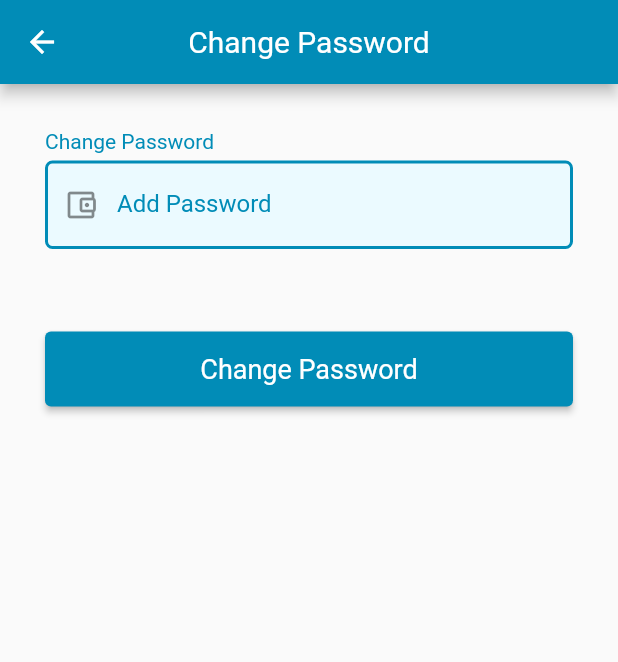
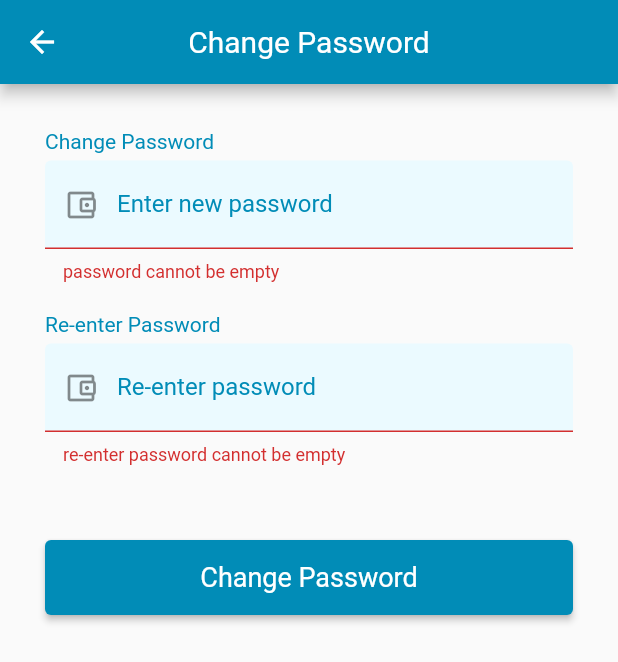
Before and after one commit to SEP-S5-Smart-Travel-Itinerary/FrontEnd_Flutter, a Flutter app: the ChangePwd screen opened directly, after a tap on "Change Password", on a phone screen of 412 x 824 dp. Shown: the top 662 px of the screen. Run offline on Flutter 3.47's test engine with Material 2 defaults, Android fonts, the phone set to English and light mode, and no system bars; our stand-ins replace firebase_core, flutter_datetime_picker, flutter_keyboard_visibility, flutter_local_notifications, flutter_rating_bar, fluttertoast and 10 more; missing offline and left inert: date_range_form_field, time_range; accounts and stored records are empty.

```diff
--- a/lib/widgets/changeName.dart
+++ b/lib/widgets/changeName.dart
@@ -17,6 +17,7 @@ class ChangeName extends StatefulWidget {
 
 class _ChangeNameState extends State<ChangeName> {
   String _title = "";
+  GlobalKey<FormState> _formkey1 = GlobalKey<FormState>();
 
   @override
   Widget build(BuildContext context) {
@@ -28,6 +29,8 @@ class _ChangeNameState extends State<ChangeName> {
         ),
         body: SingleChildScrollView(
           padding: const EdgeInsets.symmetric(horizontal: 30.0),
+          child: Form(
+            key: _formkey1,
             child: Column(
               mainAxisAlignment: MainAxisAlignment.spaceEvenly,
               crossAxisAlignment: CrossAxisAlignment.stretch,
@@ -62,6 +65,13 @@ class _ChangeNameState extends State<ChangeName> {
                       borderSide: BorderSide(color: PrimaryColor, width: 2),
                     ),
                   ),
+                  validator: (_val) {
+                    if (_val == "") {
+                      return "new username cannot be empty";
+                    } else {
+                      return null;
+                    }
+                  },
                   onChanged: (String? value) {
                     setState(() {
                       this._title = value!;
@@ -74,17 +84,22 @@ class _ChangeNameState extends State<ChangeName> {
                   height: 25.0,
                 ),
 
-
-
                 SizedBox(
                   height: 30,
                 ),
 
                 ElevatedButton(
                   onPressed: () {
-                  changeUsername(_title).then((value) => Navigator.push(
+                    if (_formkey1.currentState!.validate()) {
+                      changeUsername(_title).then((value) =>
+                          Navigator.pushReplacement(
                               context,
-                    MaterialPageRoute(builder: (context) => ChangeName(text: "Successfully Changed"))));
+                              MaterialPageRoute(
+                                  builder: (context) => ChangeName(
+                                      text: "Successfully Changed"))));
+                    } else {
+                      print("not ok");
+                    }
                   },
                   child: Container(
                       height: 50,
@@ -108,8 +123,7 @@ class _ChangeNameState extends State<ChangeName> {
                 ),
               ],
             ),
+          ),
         ));
   }
-
-
 }
--- a/lib/widgets/changePassword.dart
+++ b/lib/widgets/changePassword.dart
@@ -17,7 +17,8 @@ class ChangePwd extends StatefulWidget {
 
 class _ChangePwdState extends State<ChangePwd> {
   String _title = "";
-
+  String _repwd = "";
+  GlobalKey<FormState> _formkey2 = GlobalKey<FormState>();
   @override
   Widget build(BuildContext context) {
     return Scaffold(
@@ -28,6 +29,8 @@ class _ChangePwdState extends State<ChangePwd> {
         ),
         body: SingleChildScrollView(
           padding: const EdgeInsets.symmetric(horizontal: 30.0),
+          child: Form(
+            key: _formkey2,
             child: Column(
               mainAxisAlignment: MainAxisAlignment.spaceEvenly,
               crossAxisAlignment: CrossAxisAlignment.stretch,
@@ -40,14 +43,14 @@ class _ChangePwdState extends State<ChangePwd> {
                 ),
                 SizedBox(height: 5),
 
-              // Add countries
+                // enter password
                 TextFormField(
                   cursorColor: PrimaryColor,
                   decoration: const InputDecoration(
                     prefixIcon: Icon(Icons.account_balance_wallet_outlined),
                     filled: true,
                     fillColor: SecondayColorBlue,
-                  labelText: 'Add Password',
+                    labelText: 'Enter new password',
                     labelStyle: TextStyle(color: PrimaryColor),
                     focusedBorder: OutlineInputBorder(
                       borderRadius: BorderRadius.all(
@@ -63,29 +66,83 @@ class _ChangePwdState extends State<ChangePwd> {
                     ),
                   ),
                   obscureText: true,
+                  validator: (_val) {
+                    if (_val == "") {
+                      return "password cannot be empty";
+                    } else {
+                      return null;
+                    }
+                  },
                   onChanged: (String? value) {
                     setState(() {
                       this._title = value!;
                     });
                   },
-
-                // validator: _validateName,
-              ),
-              SizedBox(
-                height: 25.0,
                 ),
 
+                const SizedBox(height: 20.0),
 
+                // re -enter password
+                Text(
+                  'Re-enter Password',
+                  style: TextStyle(color: PrimaryColor),
+                ),
+                SizedBox(height: 5),
+
+                TextFormField(
+                  cursorColor: PrimaryColor,
+                  decoration: const InputDecoration(
+                    prefixIcon: Icon(Icons.account_balance_wallet_outlined),
+                    filled: true,
+                    fillColor: SecondayColorBlue,
+                    labelText: 'Re-enter password',
+                    labelStyle: TextStyle(color: PrimaryColor),
+                    focusedBorder: OutlineInputBorder(
+                      borderRadius: BorderRadius.all(
+                        Radius.circular(5),
+                      ),
+                      borderSide: BorderSide(color: PrimaryColor, width: 2),
+                    ),
+                    enabledBorder: OutlineInputBorder(
+                      borderRadius: BorderRadius.all(
+                        Radius.circular(5),
+                      ),
+                      borderSide: BorderSide(color: PrimaryColor, width: 2),
+                    ),
+                  ),
+                  obscureText: true,
+                  validator: (_val) {
+                    if (_val == "") {
+                      return "re-enter password cannot be empty";
+                    } else if (_val != _title) {
+                      return "password mismatch";
+                    } else {
+                      return null;
+                    }
+                  },
+                  onChanged: (String? value) {
+                    setState(() {
+                      this._repwd = value!;
+                    });
+                  },
+                ),
 
                 SizedBox(
-                height: 30,
+                  height: 50,
                 ),
 
                 ElevatedButton(
                   onPressed: () {
-                  changePassword(_title).then((value) => Navigator.push(
+                    if (_formkey2.currentState!.validate()) {
+                      changePassword(_title).then((value) =>
+                          Navigator.pushReplacement(
                               context,
-                    MaterialPageRoute(builder: (context) => ChangePwd(text: "Successfully Changed"))));
+                              MaterialPageRoute(
+                                  builder: (context) => ChangePwd(
+                                      text: "Password Changed Successfully"))));
+                    } else {
+                      print("not ok");
+                    }
                   },
                   child: Container(
                       height: 50,
@@ -109,8 +166,7 @@ class _ChangePwdState extends State<ChangePwd> {
                 ),
               ],
             ),
+          ),
         ));
   }
-
-
 }
```
Lines whose indentation alone changed are shown as unchanged.
